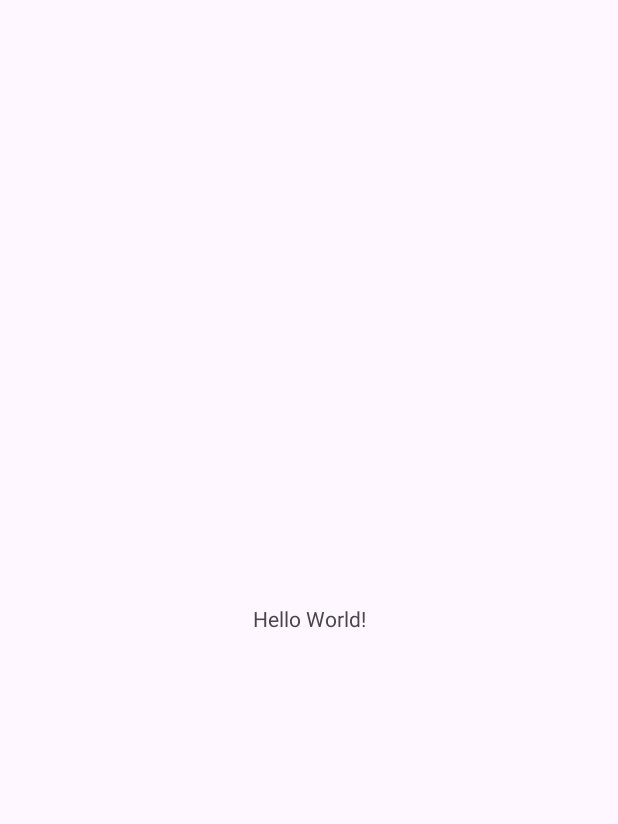
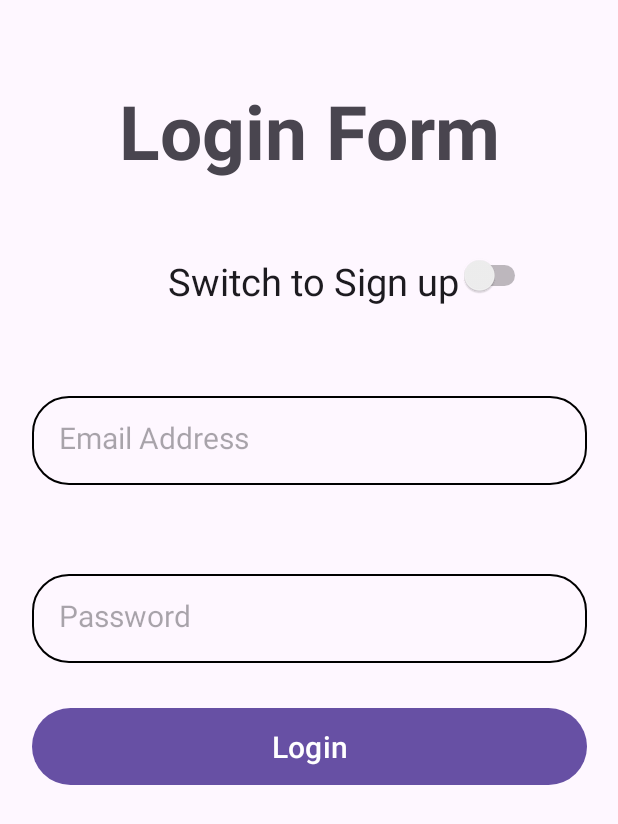
Before and after one commit to jmd5493/CinemaQuest, an Android app: the screen it shows after launch (MainActivity), on a phone screen of 412 x 824 dp. Before the commit the part shown is almost empty. Shown: the top 824 px of the screen. Run offline under Robolectric (Android 15) with nearby library versions, the phone set to English and light mode, and no system bars.

Commit message:
Added login branch

```diff
--- a/app/src/main/java/com/example/cinemaquest/MainActivity.java
+++ b/app/src/main/java/com/example/cinemaquest/MainActivity.java
@@ -1,24 +1,71 @@
 package com.example.cinemaquest;
 
 import android.os.Bundle;
+import android.view.View;
+import android.widget.Button;
+import android.widget.Switch;
+import android.widget.TextView;
+import android.widget.EditText;
+import androidx.appcompat.app.AppCompatActivity;
 
-import androidx.activity.EdgeToEdge;
-import androidx.appcompat.app.AppCompatActivity;
-import androidx.core.graphics.Insets;
-import androidx.core.view.ViewCompat;
-import androidx.core.view.WindowInsetsCompat;
-
-public class MainActivity extends AppCompatActivity {
+public class MainActivity extends AppCompatActivity
+{
+    //Defining UI components
+    private EditText myEditText1, myEditText2, myEditText3, myEditText4,myEditText5;
+    private TextView myTextView1, myTextView2;
+    private Button myButton1, myButton2;
+    private Switch s;
 
     @Override
-    protected void onCreate(Bundle savedInstanceState) {
+    protected void onCreate(Bundle savedInstanceState)
+    {
         super.onCreate(savedInstanceState);
-        EdgeToEdge.enable(this);
-        setContentView(R.layout.activity_main);
-        ViewCompat.setOnApplyWindowInsetsListener(findViewById(R.id.main), (v, insets) -> {
-            Insets systemBars = insets.getInsets(WindowInsetsCompat.Type.systemBars());
-            v.setPadding(systemBars.left, systemBars.top, systemBars.right, systemBars.bottom);
-            return insets;
+        setContentView(R.layout.loginandsignup);
+
+        s = findViewById(R.id.loginandSignupSwitch);
+        myButton1 = findViewById(R.id.loginBtn);
+        myButton2 = findViewById(R.id.SignUpBtn);
+        myTextView1 = findViewById(R.id.loginForm);
+        myTextView2 = findViewById(R.id.signupForm);
+        myEditText1 = findViewById(R.id.loginEmail);
+        myEditText2 = findViewById(R.id.loginPassword);
+        myEditText3 = findViewById(R.id.SignUpEmail);
+        myEditText4 = findViewById(R.id.SignUpPassword);
+        myEditText5 = findViewById(R.id.SignUpConfirmPassword);
+
+        s.setOnClickListener(new View.OnClickListener()
+        {
+            @Override
+            public void onClick(View view)
+            {
+                if(s.isChecked())
+                {
+                    myTextView2.setVisibility(View.VISIBLE);
+                    myButton2.setVisibility(View.VISIBLE);
+                    myEditText3.setVisibility(View.VISIBLE);
+                    myEditText4.setVisibility(View.VISIBLE);
+                    myEditText5.setVisibility(View.VISIBLE);
+
+                    myTextView1.setVisibility(View.INVISIBLE);
+                    myButton1.setVisibility(View.INVISIBLE);
+                    myEditText1.setVisibility(View.INVISIBLE);
+                    myEditText2.setVisibility(View.INVISIBLE);
+                }
+                else
+                {
+                    myTextView1.setVisibility(View.VISIBLE); // Login Form
+                    myButton1.setVisibility(View.VISIBLE); // Login Button
+                    myEditText1.setVisibility(View.VISIBLE); // Login Email
+                    myEditText2.setVisibility(View.VISIBLE);
+
+                    myTextView2.setVisibility(View.INVISIBLE);
+                    myButton2.setVisibility(View.INVISIBLE);
+                    myEditText3.setVisibility(View.INVISIBLE);
+                    myEditText4.setVisibility(View.INVISIBLE);
+                    myEditText5.setVisibility(View.INVISIBLE);
+                }
+            }
         });
+
     }
 }
--- /dev/null
+++ b/app/src/main/res/drawable/rounded.xml
@@ -0,0 +1,6 @@
+<?xml version="1.0" encoding="utf-8"?>
+<shape xmlns:android="http://schemas.android.com/apk/res/android"
+    android:shape = "rectangle">
+    <corners android:radius = "24dp"/>
+    <stroke android:width ="1dip"/>
+</shape>
--- /dev/null
+++ b/app/src/main/res/layout/loginandsignup.xml
@@ -0,0 +1,168 @@
+<?xml version="1.0" encoding="utf-8"?>
+<androidx.constraintlayout.widget.ConstraintLayout xmlns:android="http://schemas.android.com/apk/res/android"
+    xmlns:app="http://schemas.android.com/apk/res-auto"
+    xmlns:tools="http://schemas.android.com/tools"
+    android:layout_width="match_parent"
+    android:layout_height="match_parent">
+
+    <TextView
+        android:id="@+id/loginForm"
+        android:layout_width="0dp"
+        android:layout_height="wrap_content"
+        android:layout_marginTop="39dp"
+        android:layout_marginBottom="36dp"
+        android:gravity="center_horizontal"
+        android:text="Login Form"
+        android:textSize="50sp"
+        android:textStyle="bold"
+        app:layout_constraintBottom_toTopOf="@+id/loginandSignupSwitch"
+        app:layout_constraintEnd_toEndOf="parent"
+        app:layout_constraintStart_toStartOf="parent"
+        app:layout_constraintTop_toTopOf="parent" />
+
+    <EditText
+        android:id="@+id/loginEmail"
+        android:layout_width="370dp"
+        android:layout_height="59dp"
+        android:layout_marginStart="28dp"
+        android:layout_marginEnd="28dp"
+        android:layout_marginBottom="30dp"
+        android:background="@drawable/rounded"
+        android:hint="Email Address"
+        android:padding="18dp"
+        android:textSize="20sp"
+        app:layout_constraintBottom_toTopOf="@+id/SignUpPassword"
+        app:layout_constraintEnd_toEndOf="parent"
+        app:layout_constraintStart_toStartOf="parent"
+        app:layout_constraintTop_toBottomOf="@+id/loginandSignupSwitch" />
+
+
+    <Button
+        android:id="@+id/loginBtn"
+        android:layout_width="370dp"
+        android:layout_height="59dp"
+        android:layout_marginStart="21dp"
+        android:layout_marginEnd="21dp"
+        android:layout_marginBottom="6dp"
+        android:padding="10dp"
+        android:text="Login"
+        android:textSize="20dp"
+        app:layout_constraintBottom_toTopOf="@+id/SignUpBtn"
+        app:layout_constraintEnd_toEndOf="parent"
+        app:layout_constraintHorizontal_bias="0.0"
+        app:layout_constraintStart_toStartOf="parent"
+        app:layout_constraintTop_toBottomOf="@+id/SignUpPassword" />
+
+    <TextView
+        android:id="@+id/signupForm"
+        android:layout_width="0dp"
+        android:layout_height="wrap_content"
+        android:layout_marginStart="58dp"
+        android:layout_marginTop="39dp"
+        android:layout_marginEnd="58dp"
+        android:layout_marginBottom="204dp"
+        android:gravity="center_horizontal"
+        android:text="Signup Form"
+        android:textSize="50sp"
+        android:textStyle="bold"
+        android:visibility="invisible"
+        app:layout_constraintBottom_toTopOf="@+id/SignUpPassword"
+        app:layout_constraintEnd_toEndOf="parent"
+        app:layout_constraintStart_toStartOf="parent"
+        app:layout_constraintTop_toTopOf="parent" />
+
+    <EditText
+        android:id="@+id/SignUpPassword"
+        android:layout_width="370dp"
+        android:layout_height="59dp"
+        android:layout_marginStart="12dp"
+        android:layout_marginEnd="16dp"
+        android:layout_marginBottom="370dp"
+        android:background="@drawable/rounded"
+        android:hint="Password"
+        android:padding="18dp"
+        android:textSize="20sp"
+        android:visibility="invisible"
+        app:layout_constraintBottom_toBottomOf="parent"
+        app:layout_constraintEnd_toEndOf="parent"
+        app:layout_constraintHorizontal_bias="1.0"
+        app:layout_constraintStart_toStartOf="@+id/loginPassword"
+        app:layout_constraintTop_toBottomOf="@+id/signupForm" />
+
+    <EditText
+        android:id="@+id/SignUpConfirmPassword"
+        android:layout_width="0dp"
+        android:layout_height="59dp"
+        android:layout_marginStart="26dp"
+        android:layout_marginTop="44dp"
+        android:layout_marginEnd="26dp"
+        android:background="@drawable/rounded"
+        android:hint="Confirm password"
+        android:padding="18dp"
+        android:textSize="20sp"
+        android:visibility="invisible"
+        app:layout_constraintEnd_toEndOf="parent"
+        app:layout_constraintHorizontal_bias="0.0"
+        app:layout_constraintStart_toStartOf="parent"
+        app:layout_constraintTop_toBottomOf="@id/SignUpPassword" />
+
+    <Button
+        android:id="@+id/SignUpBtn"
+        android:layout_width="370dp"
+        android:layout_height="59dp"
+        android:layout_marginStart="28dp"
+        android:layout_marginEnd="28dp"
+        android:layout_marginBottom="148dp"
+        android:padding="10dp"
+        android:text="Signup"
+        android:textSize="20dp"
+        android:visibility="invisible"
+        app:layout_constraintBottom_toBottomOf="parent"
+        app:layout_constraintEnd_toEndOf="parent"
+        app:layout_constraintStart_toStartOf="parent"
+        app:layout_constraintTop_toBottomOf="@+id/loginBtn" />
+
+    <Switch
+        android:id="@+id/loginandSignupSwitch"
+        android:layout_width="wrap_content"
+        android:layout_height="wrap_content"
+        android:layout_marginBottom="45dp"
+        android:gravity="center_horizontal"
+        android:text="Switch to Sign up"
+        android:textSize="25sp"
+        app:layout_constraintBottom_toTopOf="@+id/loginEmail"
+        app:layout_constraintEnd_toEndOf="@+id/signupForm"
+        app:layout_constraintTop_toBottomOf="@+id/loginForm" />
+
+    <EditText
+        android:id="@+id/loginPassword"
+        android:layout_width="370dp"
+        android:layout_height="59dp"
+        android:layout_marginStart="28dp"
+        android:layout_marginEnd="28dp"
+        android:background="@drawable/rounded"
+        android:hint="Password"
+        android:padding="18dp"
+        android:textSize="20sp"
+        app:layout_constraintBottom_toBottomOf="parent"
+        app:layout_constraintEnd_toEndOf="parent"
+        app:layout_constraintStart_toStartOf="parent"
+        app:layout_constraintTop_toTopOf="parent" />
+
+    <EditText
+        android:id="@+id/SignUpEmail"
+        android:layout_width="370dp"
+        android:layout_height="59dp"
+        android:layout_marginStart="26dp"
+        android:layout_marginEnd="26dp"
+        android:background="@drawable/rounded"
+        android:hint="Email Address"
+        android:padding="18dp"
+        android:textSize="20sp"
+        android:visibility="invisible"
+        app:layout_constraintBaseline_toBaselineOf="@+id/loginEmail"
+        app:layout_constraintEnd_toEndOf="parent"
+        app:layout_constraintStart_toStartOf="parent" />
+
+
+</androidx.constraintlayout.widget.ConstraintLayout>
```
